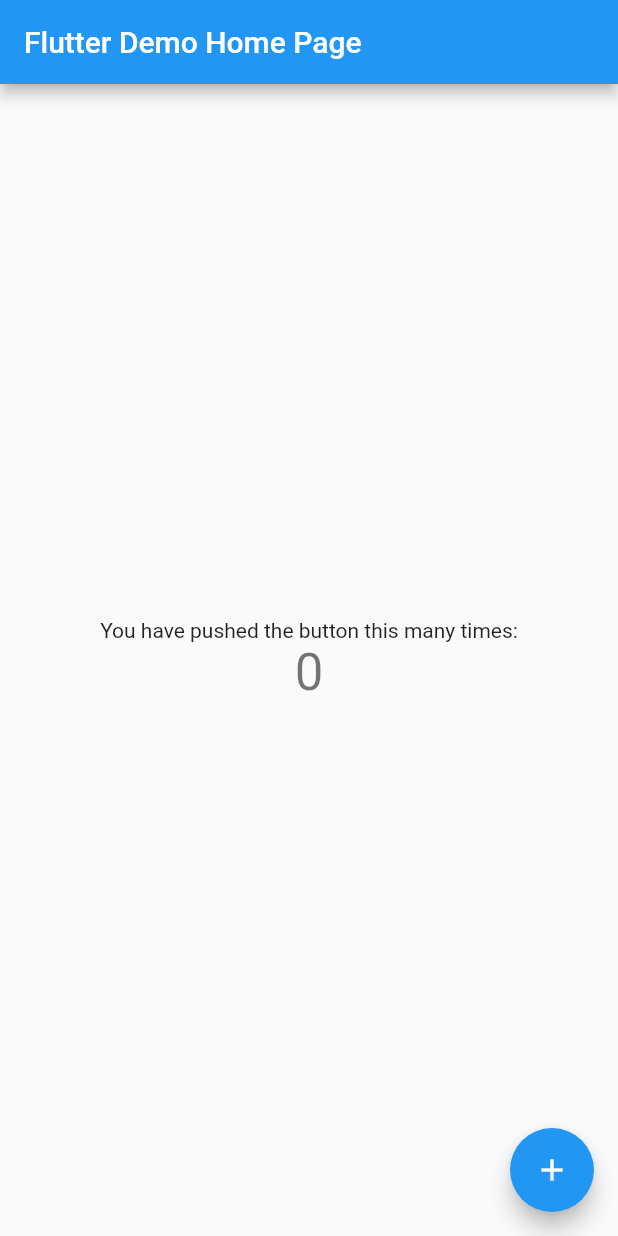
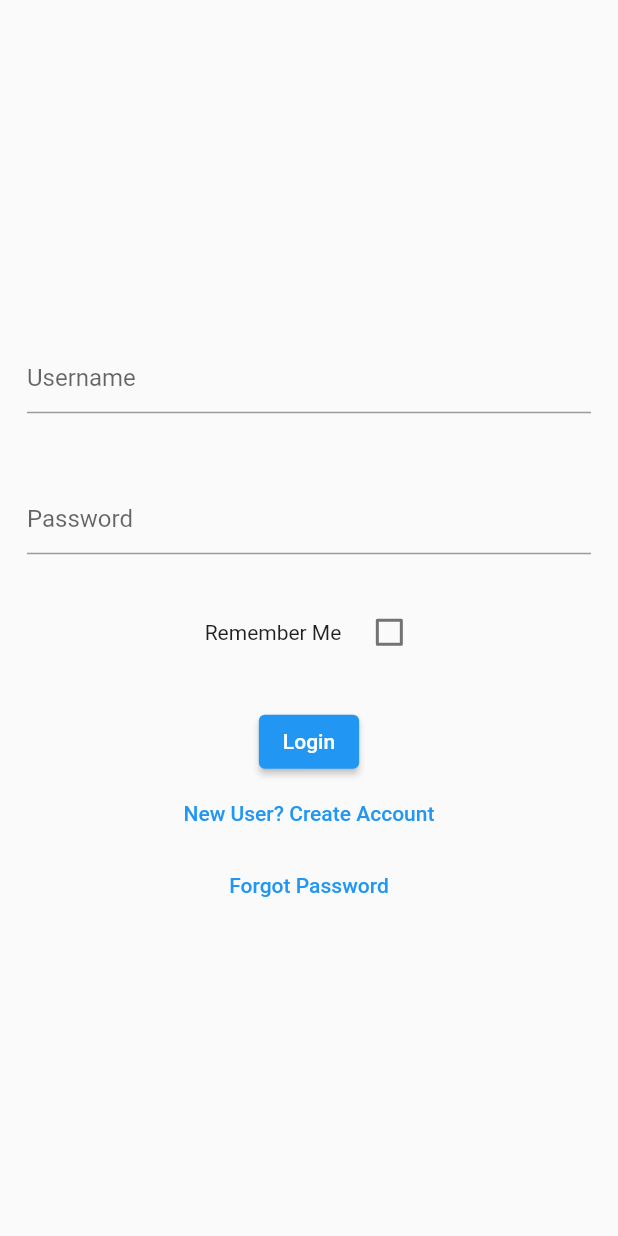
Before and after one commit to ProfessorSr/phoenix_cms, a Flutter app: the screen it shows after launch, on a phone screen of 412 x 824 dp. Run offline on Flutter 3.47's test engine with Material 2 defaults, Android fonts, the light colour scheme and no system bars; our stand-ins replace shared_preferences; missing offline and left inert: crypt.

Commit message:
Package addition
added packages

```diff
--- /dev/null
+++ b/lib/login.dart
@@ -0,0 +1,216 @@
+import 'dart:convert';
+import 'package:http/http.dart' as http;
+import 'package:crypt/crypt.dart';
+import 'package:flutter/material.dart';
+import '../utils/utils.dart';
+
+class LoginPage extends StatefulWidget {
+  const LoginPage(
+      {Key? key, required TrackingScrollController scrollController})
+      : super(key: key);
+
+  @override
+  State<LoginPage> createState() => _LoginPageState();
+}
+
+class _LoginPageState extends State<LoginPage> {
+  @override
+  void initState() {
+    super.initState();
+  }
+
+  bool visible = false;
+
+  final passwordController = TextEditingController();
+  final usernameController = TextEditingController()
+    ..text = SharedPrefs().remember;
+  bool isChecked = false;
+
+  @override
+  Widget build(BuildContext context) {
+    return Scaffold(
+      body: Center(
+        child: Column(
+          mainAxisAlignment: MainAxisAlignment.center,
+          crossAxisAlignment: CrossAxisAlignment.center,
+          children: [
+            //Image.asset('assets/images/salubrity_logo_black.png'),
+            Padding(
+              padding: const EdgeInsets.all(18.0),
+              child: TextFormField(
+                //cursorColor: Colors.black,
+                controller: usernameController,
+                decoration: const InputDecoration(
+                  hintText: 'Username',
+                ),
+              ),
+            ),
+            const SizedBox(height: 10),
+            Padding(
+              padding: const EdgeInsets.all(18.0),
+              child: TextFormField(
+                //cursorColor: Colors.black,
+                controller: passwordController,
+                obscureText: true,
+                decoration: const InputDecoration(
+                  hintText: 'Password',
+                  //enabledBorder: UnderlineInputBorder(
+                  //  borderSide: BorderSide(color: Colors.white),
+                  // CCF unfocused
+                  //),
+                  //focusedBorder: UnderlineInputBorder(
+                  //  borderSide: BorderSide(color: Colors.black),
+                  // CCF focused
+                  //),
+                  //border: UnderlineInputBorder(),
+                ),
+              ),
+            ),
+            const SizedBox(height: 10),
+            Row(
+              mainAxisAlignment: MainAxisAlignment.center,
+              children: [
+                const Padding(
+                  padding: EdgeInsets.all(8.0),
+                  child: Text('Remember Me'),
+                ),
+                Checkbox(
+                  //side: const BorderSide(color: Colors.white),
+                  value: isChecked,
+                  onChanged: (bool? value) {
+                    setState(() {
+                      isChecked = value!;
+                      if (value == true) {
+                        SharedPrefs().remember = usernameController.text;
+                      }
+                      if (value == false) {
+                        SharedPrefs().remember = '';
+                      }
+                    });
+                  },
+                ),
+              ],
+            ),
+            const SizedBox(height: 25),
+            ElevatedButton(
+              onPressed: userLogin,
+              child: const Text('Login'),
+            ),
+            TextButton(
+              child: const Text(
+                'New User? Create Account',
+              ),
+              onPressed: () {
+                Navigator.push(
+                  context,
+                  MaterialPageRoute(builder: (_) => const Scaffold()),
+                );
+              },
+            ),
+            TextButton(
+              child: const Text(
+                'Forgot Password',
+              ),
+              onPressed: () {
+                Navigator.push(
+                  context,
+                  MaterialPageRoute(builder: (_) => const Scaffold()),
+                );
+              },
+            ),
+            Visibility(
+              visible: visible,
+              child: Container(
+                margin: const EdgeInsets.only(bottom: 30),
+                child: const CircularProgressIndicator(),
+              ),
+            ),
+          ],
+        ),
+      ),
+    );
+  }
+
+  Future userLogin() async {
+    setState(() {
+      visible = true;
+    });
+    String salted =
+        '5fW3DHnWQVEugmjrsVWL8y06u9hlHW9B00fLEO552k4oXdm9lkMy2JuENz';
+    String hashedPassword =
+        Crypt.sha256(passwordController.text, salt: salted).toString();
+    String username = usernameController.text;
+
+    var url = Uri.parse('https://salubrity.website/caredesign/user_login.php');
+
+    var data = {'username': username, 'password': hashedPassword};
+
+    var response = await http.post(url, body: json.encode(data));
+
+    var message = jsonDecode(response.body);
+    if (response.statusCode == 200) {
+      //print(response.statusCode);
+      //print(message);
+      if (message == 'Invalid Username or Password Please Try Again') {
+        setState(
+          () {
+            visible = false;
+          },
+        );
+        showDialog(
+          context: context,
+          builder: (BuildContext context) {
+            return AlertDialog(
+              title: Text(message),
+              actions: <Widget>[
+                ElevatedButton(
+                  child: const Text("OK"),
+                  onPressed: () {
+                    Navigator.of(context).pop();
+                  },
+                ),
+              ],
+            );
+          },
+        );
+      } else {
+        SharedPrefs().userId = message[0]['userId'];
+        SharedPrefs().username = message[0]['username'];
+        SharedPrefs().namePrefix = message[0]['namePrefix'];
+        SharedPrefs().nameFirst = message[0]['nameFirst'];
+        SharedPrefs().nameLast = message[0]['nameLast'];
+        SharedPrefs().nameSuffix = message[0]['nameSuffix'];
+        SharedPrefs().status = message[0]['status'];
+
+        Navigator.pushAndRemoveUntil(
+          (context),
+          MaterialPageRoute(
+            builder: (context) => const Scaffold(),
+          ),
+          (Route<dynamic> route) => false,
+        );
+      }
+    } else {
+      setState(() {
+        visible = false;
+      });
+
+      showDialog(
+        context: context,
+        builder: (BuildContext context) {
+          return AlertDialog(
+            title: Text(message),
+            actions: <Widget>[
+              ElevatedButton(
+                child: const Text("OK"),
+                onPressed: () {
+                  Navigator.of(context).pop();
+                },
+              ),
+            ],
+          );
+        },
+      );
+    }
+  }
+}
--- a/lib/main.dart
+++ b/lib/main.dart
@@ -1,115 +1,25 @@
 import 'package:flutter/material.dart';
+import 'package:phoenix_cms/login.dart';
+import 'utils/shared_prefs.dart';
 
-void main() {
-  runApp(const MyApp());
+Future<void> main() async {
+  WidgetsFlutterBinding.ensureInitialized();
+  await SharedPrefs().init();
+
+  runApp(MyApp());
 }
 
 class MyApp extends StatelessWidget {
-  const MyApp({super.key});
+  final TrackingScrollController _trackingScrollController =
+      TrackingScrollController();
 
-  // This widget is the root of your application.
+  MyApp({super.key});
+
   @override
   Widget build(BuildContext context) {
     return MaterialApp(
-      title: 'Flutter Demo',
-      theme: ThemeData(
-        // This is the theme of your application.
-        //
-        // Try running your application with "flutter run". You'll see the
-        // application has a blue toolbar. Then, without quitting the app, try
-        // changing the primarySwatch below to Colors.green and then invoke
-        // "hot reload" (press "r" in the console where you ran "flutter run",
-        // or simply save your changes to "hot reload" in a Flutter IDE).
-        // Notice that the counter didn't reset back to zero; the application
-        // is not restarted.
-        primarySwatch: Colors.blue,
-      ),
-      home: const MyHomePage(title: 'Flutter Demo Home Page'),
+      title: 'Phoenix CMS',
+      home: LoginPage(scrollController: _trackingScrollController),
     );
   }
 }
-
-class MyHomePage extends StatefulWidget {
-  const MyHomePage({super.key, required this.title});
-
-  // This widget is the home page of your application. It is stateful, meaning
-  // that it has a State object (defined below) that contains fields that affect
-  // how it looks.
-
-  // This class is the configuration for the state. It holds the values (in this
-  // case the title) provided by the parent (in this case the App widget) and
-  // used by the build method of the State. Fields in a Widget subclass are
-  // always marked "final".
-
-  final String title;
-
-  @override
-  State<MyHomePage> createState() => _MyHomePageState();
-}
-
-class _MyHomePageState extends State<MyHomePage> {
-  int _counter = 0;
-
-  void _incrementCounter() {
-    setState(() {
-      // This call to setState tells the Flutter framework that something has
-      // changed in this State, which causes it to rerun the build method below
-      // so that the display can reflect the updated values. If we changed
-      // _counter without calling setState(), then the build method would not be
-      // called again, and so nothing would appear to happen.
-      _counter++;
-    });
-  }
-
-  @override
-  Widget build(BuildContext context) {
-    // This method is rerun every time setState is called, for instance as done
-    // by the _incrementCounter method above.
-    //
-    // The Flutter framework has been optimized to make rerunning build methods
-    // fast, so that you can just rebuild anything that needs updating rather
-    // than having to individually change instances of widgets.
-    return Scaffold(
-      appBar: AppBar(
-        // Here we take the value from the MyHomePage object that was created by
-        // the App.build method, and use it to set our appbar title.
-        title: Text(widget.title),
-      ),
-      body: Center(
-        // Center is a layout widget. It takes a single child and positions it
-        // in the middle of the parent.
-        child: Column(
-          // Column is also a layout widget. It takes a list of children and
-          // arranges them vertically. By default, it sizes itself to fit its
-          // children horizontally, and tries to be as tall as its parent.
-          //
-          // Invoke "debug painting" (press "p" in the console, choose the
-          // "Toggle Debug Paint" action from the Flutter Inspector in Android
-          // Studio, or the "Toggle Debug Paint" command in Visual Studio Code)
-          // to see the wireframe for each widget.
-          //
-          // Column has various properties to control how it sizes itself and
-          // how it positions its children. Here we use mainAxisAlignment to
-          // center the children vertically; the main axis here is the vertical
-          // axis because Columns are vertical (the cross axis would be
-          // horizontal).
-          mainAxisAlignment: MainAxisAlignment.center,
-          children: <Widget>[
-            const Text(
-              'You have pushed the button this many times:',
-            ),
-            Text(
-              '$_counter',
-              style: Theme.of(context).textTheme.headline4,
-            ),
-          ],
-        ),
-      ),
-      floatingActionButton: FloatingActionButton(
-        onPressed: _incrementCounter,
-        tooltip: 'Increment',
-        child: const Icon(Icons.add),
-      ), // This trailing comma makes auto-formatting nicer for build methods.
-    );
-  }
-}
--- /dev/null
+++ b/lib/utils/shared_prefs.dart
@@ -0,0 +1,67 @@
+import 'package:shared_preferences/shared_preferences.dart';
+
+import 'utils.dart';
+
+class SharedPrefs {
+  static late SharedPreferences _sharedPrefs;
+
+  factory SharedPrefs() => SharedPrefs._internal();
+
+  SharedPrefs._internal();
+
+  Future<void> init() async {
+    _sharedPrefs = await SharedPreferences.getInstance();
+  }
+
+  String get username => _sharedPrefs.getString(keyUsername) ?? "";
+  String get status => _sharedPrefs.getString(keyStatus) ?? "";
+  String get nameFirst => _sharedPrefs.getString(keyNameFirst) ?? "";
+  String get namePrefix => _sharedPrefs.getString(keyNamePrefix) ?? "";
+  String get nameLast => _sharedPrefs.getString(keyNameLast) ?? "";
+  String get messageSender => _sharedPrefs.getString(keyMessageSender) ?? "";
+  String get nameSuffix => _sharedPrefs.getString(keyNameSuffix) ?? "";
+  String get remember => _sharedPrefs.getString(keyRemember) ?? "";
+
+  int get userId => _sharedPrefs.getInt(keyUserId) ?? 0;
+  int get clientId => _sharedPrefs.getInt(keyClientId) ?? 0;
+
+  set username(String value) {
+    _sharedPrefs.setString(keyUsername, value);
+  }
+
+  set userId(int value) {
+    _sharedPrefs.setInt(keyUserId, value);
+  }
+
+  set clientId(int value) {
+    _sharedPrefs.setInt(keyClientId, value);
+  }
+
+  set status(String value) {
+    _sharedPrefs.setString(keyStatus, value);
+  }
+
+  set nameFirst(String value) {
+    _sharedPrefs.setString(keyNameFirst, value);
+  }
+
+  set namePrefix(String value) {
+    _sharedPrefs.setString(keyNamePrefix, value);
+  }
+
+  set nameLast(String value) {
+    _sharedPrefs.setString(keyNameLast, value);
+  }
+
+  set nameSuffix(String value) {
+    _sharedPrefs.setString(keyNameSuffix, value);
+  }
+
+  set remember(String value) {
+    _sharedPrefs.setString(keyRemember, value);
+  }
+
+  set messageSender(String value) {
+    _sharedPrefs.setString(keyMessageSender, value);
+  }
+}
--- /dev/null
+++ b/lib/utils/strings.dart
@@ -0,0 +1,12 @@
+const String keyUsername = "key_username";
+const String keyUserId = "key_UserId";
+const String keyClientId = "key_ClientId";
+const String keyStatus = "key_status";
+const String keyNameFirst = "key_nameFirst";
+const String keyNameLast = "key_nameLast";
+const String keyNamePrefix = "key_namePrefix";
+const String keyNameSuffix = "key_nameSuffix";
+
+const String keyRemember = "key_remember";
+
+const String keyMessageSender = "key_messageSender";
--- /dev/null
+++ b/lib/utils/utils.dart
@@ -0,0 +1,3 @@
+export 'shared_prefs.dart';
+export 'strings.dart';
+export 'sizing.dart';
--- a/pubspec.yaml
+++ b/pubspec.yaml
@@ -1,5 +1,5 @@
 name: phoenix_cms
-description: A new Flutter project.
+description: A new CMS project.
 
 # The following line prevents the package from being accidentally published to
 # pub.dev using `flutter pub publish`. This is preferred for private packages.
@@ -36,6 +36,9 @@
   # The following adds the Cupertino Icons font to your application.
   # Use with the CupertinoIcons class for iOS style icons.
   cupertino_icons: ^1.0.2
+  http: ^0.13.4
+  crypt: ^4.2.1
+  shared_preferences: ^2.0.15
 
 dev_dependencies:
   flutter_test:
```
Also changed, not shown: lib/utils/sizing.dart (added, +39 -0 lines), pubspec.lock, 14 other files.
